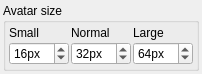
First picture: the form in src/plugins/avatars/avatarsizeoptionswidget.ui, repository eyecu-im/eyecu-qt, before the edit.
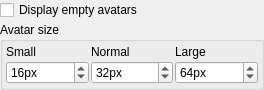
Second picture: the form after the edit.

```diff
--- a/src/plugins/avatars/avatarsizeoptionswidget.ui
+++ b/src/plugins/avatars/avatarsizeoptionswidget.ui
@@ -6,8 +6,8 @@
    <rect>
     <x>0</x>
     <y>0</y>
-    <width>185</width>
-    <height>64</height>
+    <width>264</width>
+    <height>78</height>
    </rect>
   </property>
   <property name="windowTitle">
@@ -18,17 +18,24 @@
     <number>2</number>
    </property>
    <property name="leftMargin">
-    <number>3</number>
+    <number>0</number>
    </property>
    <property name="topMargin">
-    <number>3</number>
+    <number>0</number>
    </property>
    <property name="rightMargin">
-    <number>3</number>
+    <number>0</number>
    </property>
    <property name="bottomMargin">
-    <number>3</number>
+    <number>0</number>
    </property>
+   <item>
+    <widget class="QCheckBox" name="cbDisplayEmpty">
+     <property name="text">
+      <string>Display empty avatars</string>
+     </property>
+    </widget>
+   </item>
    <item>
     <widget class="QGroupBox" name="gpbAvatarSize">
      <property name="title">
```
